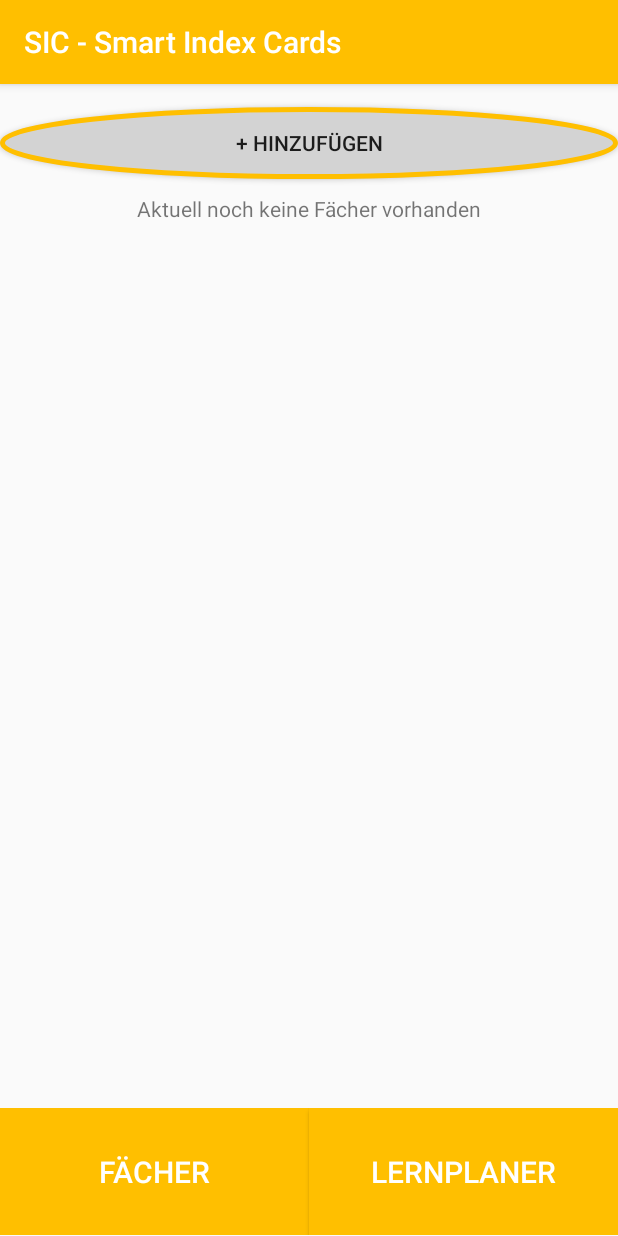
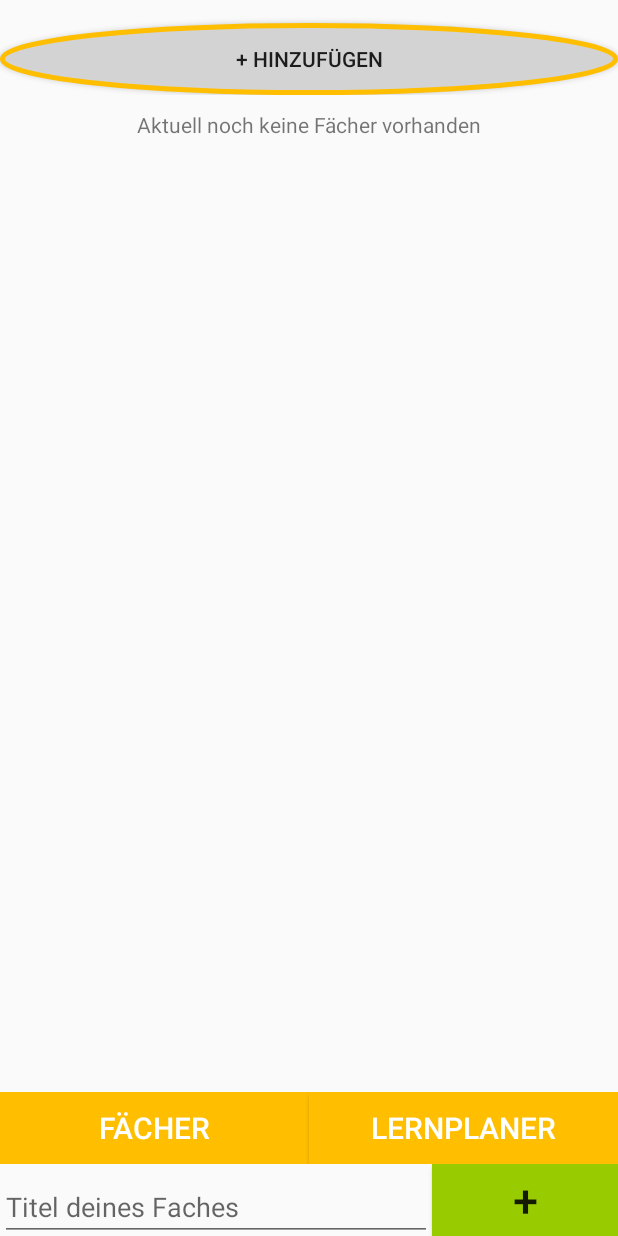
Before and after one commit to timokrapf/SICSmartIndexCards, an Android app: the screen it shows after launch (StartActivity), after a tap on "+ HINZUFÜGEN", on a phone screen of 412 x 824 dp. Run offline under Robolectric (Android 15) with nearby library versions, the phone set to English and light mode, and no system bars.

Commit message:
fragment versuch

```diff
--- /dev/null
+++ b/app/src/main/java/com/example/timokrapf/sic_smartindexcards/AddSubjectFragment.java
@@ -0,0 +1,19 @@
+package com.example.timokrapf.sic_smartindexcards;
+
+
+import android.os.Bundle;
+import android.support.v4.app.Fragment;
+import android.view.LayoutInflater;
+import android.view.View;
+import android.view.ViewGroup;
+
+public class AddSubjectFragment extends Fragment {
+
+    public AddSubjectFragment(){
+    }
+    @Override
+    public View onCreateView(LayoutInflater inflater, ViewGroup container, Bundle savedInstanceState) {
+        return inflater.inflate(R.layout.fragment_add_subject, container, false);
+    }
+
+}
--- a/app/src/main/java/com/example/timokrapf/sic_smartindexcards/StartActivity.java
+++ b/app/src/main/java/com/example/timokrapf/sic_smartindexcards/StartActivity.java
@@ -1,6 +1,11 @@
 package com.example.timokrapf.sic_smartindexcards;
 
-import android.support.v7.app.AppCompatActivity;
+
+import android.support.v4.app.Fragment;
+import android.support.v4.app.FragmentActivity;
+
+import android.support.v4.app.FragmentTransaction;
+
 import android.os.Bundle;
 import android.view.View;
 import android.widget.Button;
@@ -9,7 +14,8 @@ import android.widget.TextView;
 
 
 
-public class StartActivity extends AppCompatActivity {
+
+public class StartActivity extends FragmentActivity {
 
     private ListView listView;
     private TextView emptyListText;
@@ -54,10 +60,15 @@ public class StartActivity extends AppCompatActivity {
     }
 
     private void addSubjectButtonClicked() {
-
+            AddSubjectFragment addSubjectFragment = new AddSubjectFragment();
+            FragmentTransaction transaction = getSupportFragmentManager().beginTransaction();
+            transaction.replace(R.id.fragment_container, addSubjectFragment);
+            transaction.commit();
     }
 
     private void scheduleButtonClicked() {
 
     }
+
+
 }
--- a/app/src/main/res/layout/activity_start.xml
+++ b/app/src/main/res/layout/activity_start.xml
@@ -5,19 +5,19 @@
     android:layout_width="match_parent"
     android:layout_height="match_parent"
     tools:context=".StartActivity"
-    android:orientation="vertical">
+    android:orientation="vertical"
+    android:id="@+id/fragment_container">
 <LinearLayout
     android:layout_width="match_parent"
     android:layout_height="0dp"
     android:layout_weight="0.8"
     android:orientation="vertical">
-    <Button
-        android:layout_width="match_parent"
-        android:layout_height="wrap_content"
-        android:background="@layout/add_button"
-        android:text="@string/add_subject_button"
-        android:id="@+id/add_subject_button_id"
-        android:layout_marginTop="15dp"/>
+   <include
+       layout="@layout/fragment_add_button"
+       android:id="@+id/fragment_add_button"
+       android:layout_width="match_parent"
+       android:layout_height="wrap_content"/>
+
     <ListView
         android:layout_width="match_parent"
         android:layout_height="match_parent"
@@ -36,9 +36,9 @@
 </LinearLayout>
     <LinearLayout
         android:layout_width="match_parent"
-        android:layout_height="0dp"
+        android:layout_height="wrap_content"
         android:orientation="horizontal"
-        android:layout_weight="0.1"
+        android:layout_gravity="bottom"
         android:weightSum="1">
 
         <Button
--- a/app/src/main/res/layout/add_button.xml
+++ b/app/src/main/res/layout/add_button.xml
@@ -4,19 +4,19 @@
     android:layout_width="wrap_content"
     android:layout_height="wrap_content">
 
-    <!-- view background color -->
+
 
     <solid android:color="@color/colorAddButton" >
     </solid>
 
-    <!-- view border color and width -->
+
 
     <stroke
         android:width="3dp"
         android:color="@color/colorPrimary" >
     </stroke>
 
-    <!-- If you want to add some padding -->
+
 
     <padding
         android:bottom="4dp"
--- /dev/null
+++ b/app/src/main/res/layout/fragment_add_button.xml
@@ -0,0 +1,16 @@
+<?xml version="1.0" encoding="utf-8"?>
+<LinearLayout
+    xmlns:android="http://schemas.android.com/apk/res/android"
+    android:layout_width="match_parent"
+    android:layout_height="wrap_content"
+    android:orientation="vertical">
+
+    <Button
+        android:layout_width="match_parent"
+        android:layout_height="wrap_content"
+        android:background="@layout/add_button"
+        android:text="@string/add_subject_button"
+        android:id="@+id/add_subject_button_id"
+        android:layout_marginTop="15dp"/>
+
+</LinearLayout>
--- /dev/null
+++ b/app/src/main/res/layout/fragment_add_subject.xml
@@ -0,0 +1,26 @@
+<?xml version="1.0" encoding="utf-8"?>
+<LinearLayout
+    xmlns:android="http://schemas.android.com/apk/res/android"
+    android:layout_width="match_parent"
+    android:layout_height="wrap_content"
+    android:orientation="horizontal"
+    >
+
+    <EditText
+        android:layout_width="0dp"
+        android:layout_height="wrap_content"
+        android:layout_weight="0.7"
+        android:id="@+id/subject_edit_text"
+        android:hint="@string/edit_text_subject"
+        android:inputType="text"/>
+    <Button
+        android:layout_width="0dp"
+        android:layout_height="wrap_content"
+        android:layout_weight="0.3"
+        android:background="@android:color/holo_green_light"
+        android:text="@string/plus_button"
+        android:textSize="30sp"/>
+
+
+
+</LinearLayout>
--- /dev/null
+++ b/app/src/main/res/layout/fragment_start.xml
@@ -0,0 +1,12 @@
+<?xml version="1.0" encoding="utf-8"?>
+<LinearLayout
+    xmlns:android="http://schemas.android.com/apk/res/android"
+    android:layout_width="match_parent"
+    android:layout_height="wrap_content">
+
+    <fragment android:name="com.example.timokrapf.sic_smartindexcards.AddSubjectFragment"
+        android:layout_width="match_parent"
+        android:layout_height="wrap_content"
+        android:id="@+id/add_subject_fragment"/>
+
+</LinearLayout>
--- a/app/src/main/res/values/strings.xml
+++ b/app/src/main/res/values/strings.xml
@@ -4,5 +4,7 @@
     <string name="empty_subject_list">Aktuell noch keine Fächer vorhanden</string>
     <string name="schedule_planner">Lernplaner</string>
     <string name="subject_button">Fächer</string>
+    <string name="edit_text_subject">Titel deines Faches</string>
+    <string name="plus_button">+</string>
 
 </resources>
```
